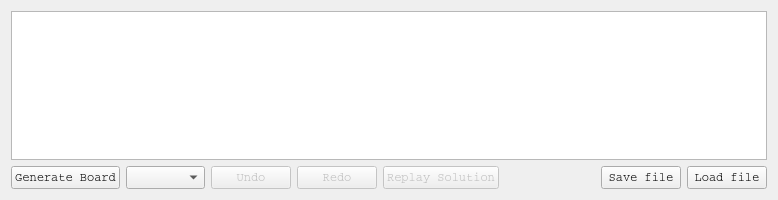
First picture: the form in Kakuro/mainwindow.ui, repository ransty/Kakuro, before the edit.
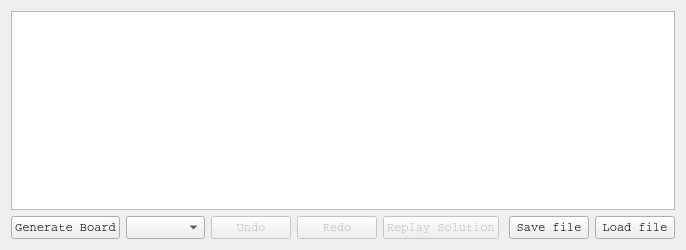
Second picture: the form after the edit.

Commit message: Yeah idk scaling

```diff
--- a/Kakuro/mainwindow.ui
+++ b/Kakuro/mainwindow.ui
@@ -6,20 +6,20 @@
    <rect>
     <x>0</x>
     <y>0</y>
-    <width>778</width>
-    <height>200</height>
+    <width>686</width>
+    <height>250</height>
    </rect>
   </property>
   <property name="sizePolicy">
-   <sizepolicy hsizetype="Minimum" vsizetype="Minimum">
+   <sizepolicy hsizetype="Fixed" vsizetype="Fixed">
     <horstretch>0</horstretch>
     <verstretch>0</verstretch>
    </sizepolicy>
   </property>
   <property name="minimumSize">
    <size>
-    <width>200</width>
-    <height>200</height>
+    <width>250</width>
+    <height>250</height>
    </size>
   </property>
   <property name="font">
@@ -46,7 +46,7 @@
       <item>
        <widget class="QTableView" name="tableView">
         <property name="sizePolicy">
-         <sizepolicy hsizetype="Expanding" vsizetype="Expanding">
+         <sizepolicy hsizetype="Minimum" vsizetype="Minimum">
           <horstretch>0</horstretch>
           <verstretch>0</verstretch>
          </sizepolicy>
```
Left out of the diff: 10 changed lines with no effect on the pictures.
